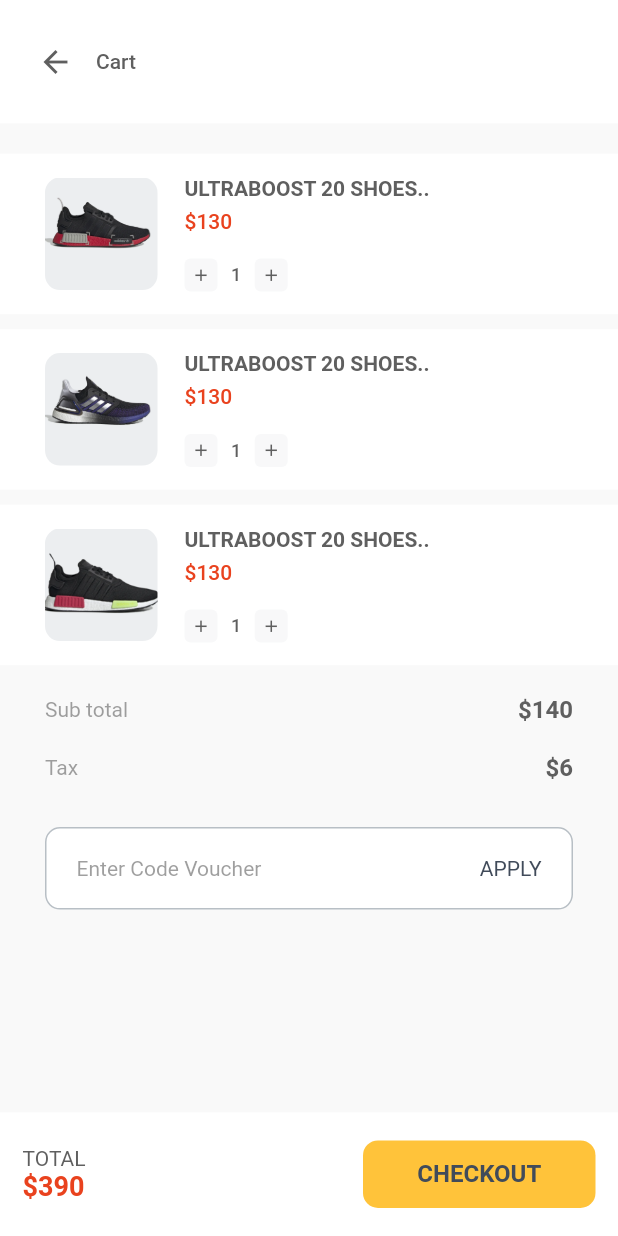
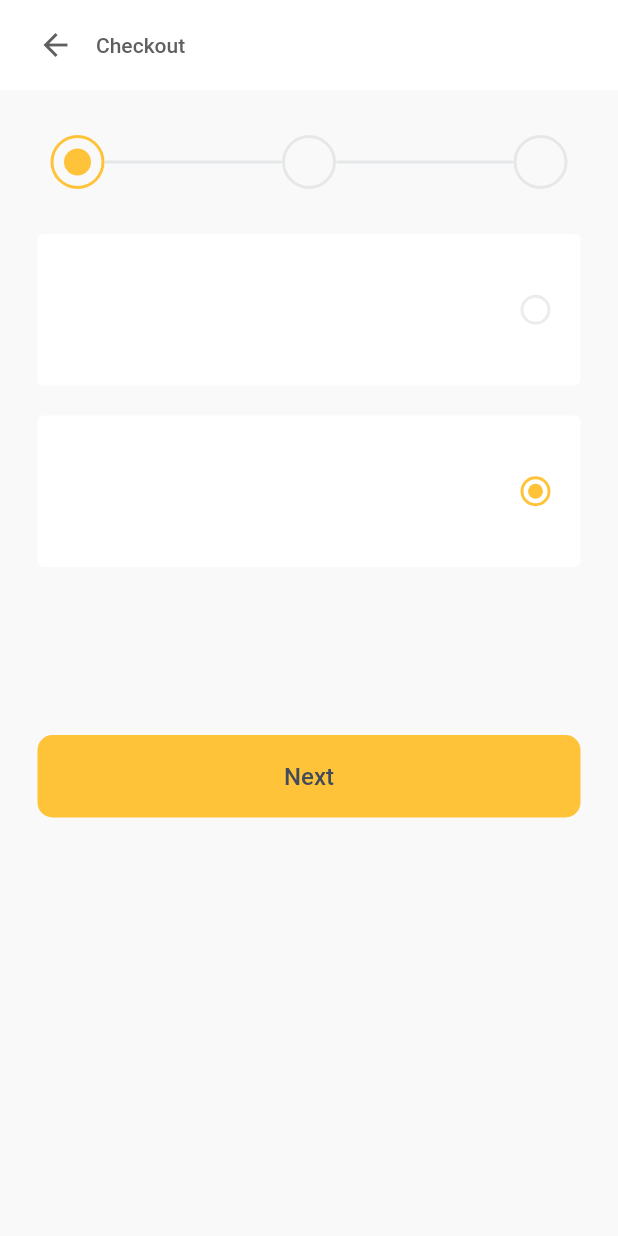
Before and after one commit to Syahro/e_commerce, a Flutter app: the Cartpage screen opened directly, after a tap on "CHECKOUT", on a phone screen of 412 x 824 dp. Run offline on Flutter 3.47's test engine with Material 2 defaults, Android fonts, the phone set to English and light mode, and no system bars; our stand-ins replace google_fonts, modal_bottom_sheet.

Commit message:
done modified checkoutAddresspage and add some assets or support

```diff
--- a/lib/pages/cart_page.dart
+++ b/lib/pages/cart_page.dart
@@ -1,3 +1,4 @@
+import 'package:e_commerce/pages/checkout_address_page.dart';
 import 'package:e_commerce/theme.dart';
 import 'package:e_commerce/widget/cart_card.dart';
 import 'package:flutter/material.dart';
@@ -194,7 +195,16 @@ class Cartpage extends StatelessWidget {
                             height: 45,
                             width: 155,
                             child: FlatButton(
-                              onPressed: () {},
+                              onPressed: () {
+                                Navigator.push(
+                                  context,
+                                  MaterialPageRoute(
+                                    builder: (context) {
+                                      return CheckoutAddressPage();
+                                    },
+                                  ),
+                                );
+                              },
                               color: yellowColor,
                               shape: RoundedRectangleBorder(
                                 borderRadius: BorderRadius.circular(10),
--- /dev/null
+++ b/lib/pages/checkout_address_page.dart
@@ -0,0 +1,111 @@
+import 'package:e_commerce/theme.dart';
+import 'package:e_commerce/widget/appbar_checkout.dart';
+import 'package:e_commerce/widget/bullet_checkout_trace.dart';
+import 'package:e_commerce/widget/garis_bullet_checkout.dart';
+import 'package:flutter/material.dart';
+
+class CheckoutAddressPage extends StatelessWidget {
+  @override
+  Widget build(BuildContext context) {
+    return Scaffold(
+      backgroundColor: backgroundColor,
+      body: SafeArea(
+        child: Column(
+          children: [
+            AppbarCheckout(),
+            SizedBox(
+              height: 30,
+            ),
+            Padding(
+              padding: EdgeInsets.symmetric(
+                horizontal: defaultMargin,
+              ),
+              child: Column(
+                children: [
+                  Row(
+                    crossAxisAlignment: CrossAxisAlignment.center,
+                    mainAxisAlignment: MainAxisAlignment.center,
+                    children: [
+                      BulletCheckoutTrace(true, 36, 18),
+                      GarisBulletCheckout(),
+                      BulletCheckoutTrace(false, 36, 18),
+                      GarisBulletCheckout(),
+                      BulletCheckoutTrace(false, 36, 18),
+                    ],
+                  ),
+                  SizedBox(
+                    height: 30,
+                  ),
+                  Container(
+                    height: 101,
+                    width: double.infinity,
+                    decoration: BoxDecoration(
+                      color: whiteColor,
+                      borderRadius: BorderRadius.circular(4),
+                    ),
+                    child: Padding(
+                      padding: EdgeInsets.symmetric(
+                        horizontal: 20,
+                      ),
+                      child: Row(
+                        mainAxisAlignment: MainAxisAlignment.end,
+                        crossAxisAlignment: CrossAxisAlignment.center,
+                        children: [
+                          BulletCheckoutTrace(false, 20, 10),
+                        ],
+                      ),
+                    ),
+                  ),
+                  SizedBox(
+                    height: 20,
+                  ),
+                  Container(
+                    height: 101,
+                    width: double.infinity,
+                    decoration: BoxDecoration(
+                      color: whiteColor,
+                      borderRadius: BorderRadius.circular(4),
+                    ),
+                    child: Padding(
+                      padding: EdgeInsets.symmetric(
+                        horizontal: 20,
+                      ),
+                      child: Row(
+                        mainAxisAlignment: MainAxisAlignment.end,
+                        crossAxisAlignment: CrossAxisAlignment.center,
+                        children: [
+                          BulletCheckoutTrace(true, 20, 10),
+                        ],
+                      ),
+                    ),
+                  ),
+                  SizedBox(
+                    height: 112,
+                  ),
+                  Container(
+                    width: double.infinity,
+                    height: 55,
+                    child: FlatButton(
+                      onPressed: () {},
+                      color: yellowColor,
+                      shape: RoundedRectangleBorder(
+                        borderRadius: BorderRadius.circular(10),
+                      ),
+                      child: Text(
+                        'Next',
+                        style: mediumTextStyle.copyWith(
+                          fontSize: 16,
+                          color: blackColor,
+                        ),
+                      ),
+                    ),
+                  )
+                ],
+              ),
+            ),
+          ],
+        ),
+      ),
+    );
+  }
+}
--- /dev/null
+++ b/lib/widget/appbar_checkout.dart
@@ -0,0 +1,37 @@
+import 'package:flutter/material.dart';
+
+import '../theme.dart';
+
+class AppbarCheckout extends StatelessWidget {
+  @override
+  Widget build(BuildContext context) {
+    return Container(
+      height: 60,
+      width: double.infinity,
+      color: whiteColor,
+      child: Padding(
+        padding: EdgeInsets.symmetric(
+          horizontal: defaultMargin,
+        ),
+        child: Row(
+          children: [
+            Icon(
+              Icons.arrow_back,
+              color: darkGreyColor,
+            ),
+            SizedBox(
+              width: 15,
+            ),
+            Text(
+              'Checkout',
+              style: mediumTextStyle.copyWith(
+                fontSize: 14,
+                color: darkGreyColor,
+              ),
+            ),
+          ],
+        ),
+      ),
+    );
+  }
+}
--- /dev/null
+++ b/lib/widget/bullet_checkout_trace.dart
@@ -0,0 +1,42 @@
+import 'package:flutter/material.dart';
+
+import '../theme.dart';
+
+class BulletCheckoutTrace extends StatelessWidget {
+  final bool isDone;
+  final double sizeOut;
+  final double sizeIn;
+
+  BulletCheckoutTrace(
+    this.isDone,
+    this.sizeOut,
+    this.sizeIn,
+  );
+  @override
+  Widget build(BuildContext context) {
+    return Container(
+      height: sizeOut,
+      width: sizeOut,
+      decoration: BoxDecoration(
+        color: Colors.transparent,
+        borderRadius: BorderRadius.circular(18),
+        border: Border.all(
+          color: isDone ? yellowColor : greyColor.withOpacity(0.3),
+          width: 2,
+        ),
+      ),
+      child: Center(
+        child: isDone
+            ? Container(
+                height: sizeIn,
+                width: sizeIn,
+                decoration: BoxDecoration(
+                  color: yellowColor,
+                  borderRadius: BorderRadius.circular(9),
+                ),
+              )
+            : Container(),
+      ),
+    );
+  }
+}
--- /dev/null
+++ b/lib/widget/garis_bullet_checkout.dart
@@ -0,0 +1,17 @@
+import 'package:flutter/material.dart';
+
+import '../theme.dart';
+
+class GarisBulletCheckout extends StatelessWidget {
+  @override
+  Widget build(BuildContext context) {
+    return Container(
+      height: 2,
+      width: (MediaQuery.of(context).size.width / 3) - 19,
+      decoration: BoxDecoration(
+        borderRadius: BorderRadius.circular(2),
+        color: greyColor.withOpacity(0.3),
+      ),
+    );
+  }
+}
```
